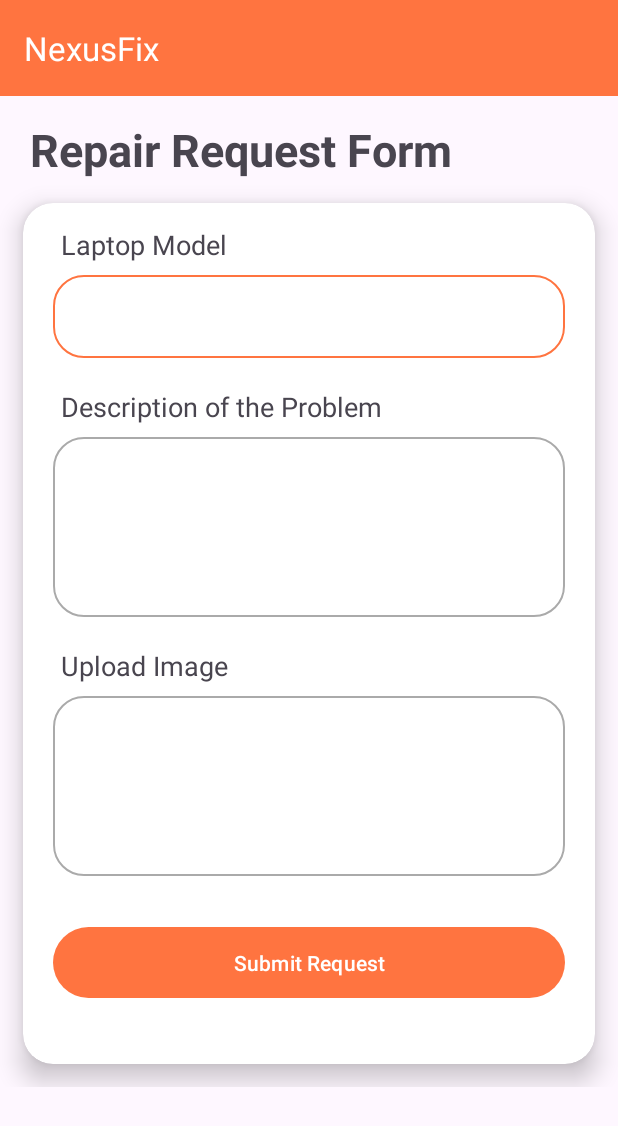
After one commit to hargun-singh-khera/NexusFix, an Android app: the layout activity_main5.xml on its own in the app's theme, with its tools: preview values and no code run, on a phone screen of 412 x 824 dp. The commit adds this screen. Shown: the top 1126 px of the screen. Run offline under Robolectric (Android 15) with nearby library versions, the phone set to English and light mode, and no system bars.

Commit message:
second commit

```diff
--- a/app/build.gradle.kts
+++ b/app/build.gradle.kts
@@ -45,6 +45,7 @@ dependencies {
     implementation("com.google.firebase:firebase-auth:22.3.1")
     implementation("com.google.firebase:firebase-database:20.3.0")
     implementation("com.google.firebase:firebase-analytics:21.5.0")
+    implementation("androidx.activity:activity:1.8.0")
     testImplementation("junit:junit:4.13.2")
     androidTestImplementation("androidx.test.ext:junit:1.1.5")
     androidTestImplementation("androidx.test.espresso:espresso-core:3.5.1")
--- a/app/src/main/AndroidManifest.xml
+++ b/app/src/main/AndroidManifest.xml
@@ -13,6 +13,9 @@
         android:theme="@style/Theme.LaptopRepairApp"
         tools:targetApi="31">
         <activity
+            android:name=".MainActivity"
+            android:exported="false" />
+        <activity
             android:name=".MainActivity4"
             android:exported="false" />
         <activity
@@ -22,7 +25,7 @@
             android:name=".MainActivity2"
             android:exported="false" />
         <activity
-            android:name=".MainActivity"
+            android:name=".MainActivity5"
             android:exported="true">
             <intent-filter>
                 <action android:name="android.intent.action.MAIN" />
--- a/app/src/main/java/com/example/laptoprepairapp/UserModel.kt
+++ b/app/src/main/java/com/example/laptoprepairapp/UserModel.kt
@@ -3,5 +3,6 @@ package com.example.laptoprepairapp
 data class UserModel(
     var userId: String?= null,
     var userName: String?= null,
+    var userEmail: String?= null,
     var userMobileNumber: String?= null,
 )
--- /dev/null
+++ b/app/src/main/res/drawable/baseline_file_upload_24.xml
@@ -0,0 +1,5 @@
+<vector xmlns:android="http://schemas.android.com/apk/res/android" android:height="24dp" android:tint="#000000" android:viewportHeight="24" android:viewportWidth="24" android:width="24dp">
+
+    <path android:fillColor="@android:color/white" android:pathData="M9,16h6v-6h4l-7,-7 -7,7h4zM5,18h14v2L5,20z"/>
+
+</vector>
--- /dev/null
+++ b/app/src/main/res/drawable/edit_background2.xml
@@ -0,0 +1,18 @@
+<?xml version="1.0" encoding="utf-8"?>
+<selector xmlns:android="http://schemas.android.com/apk/res/android">
+    <item android:state_enabled="true" android:state_focused="true">
+        <shape android:shape="rectangle">
+<!--            <solid android:color="#03000000" />-->
+            <corners android:radius="20dp" />
+            <stroke android:color="@color/orange" android:width="1dp" />
+        </shape>
+    </item>
+
+    <item android:state_enabled="true" android:state_focused="false">
+        <shape android:shape="rectangle">
+<!--            <solid android:color="#03000000" />-->
+            <corners android:radius="20dp" />
+            <stroke android:color="@android:color/darker_gray" android:width="1dp" />
+        </shape>
+    </item>
+</selector>
--- /dev/null
+++ b/app/src/main/res/layout/activity_main5.xml
@@ -0,0 +1,125 @@
+<?xml version="1.0" encoding="utf-8"?>
+<LinearLayout xmlns:android="http://schemas.android.com/apk/res/android"
+    xmlns:app="http://schemas.android.com/apk/res-auto"
+    xmlns:tools="http://schemas.android.com/tools"
+    android:layout_width="match_parent"
+    android:layout_height="match_parent"
+    android:orientation="vertical"
+    tools:context=".MainActivity5">
+
+    <androidx.appcompat.widget.Toolbar
+        android:id="@+id/toolbar"
+        android:layout_width="match_parent"
+        android:layout_height="?attr/actionBarSize"
+        app:title="NexusFix"
+        android:background="@color/orange"
+        android:theme="@style/ThemeOverlay.AppCompat.Dark"
+        tools:ignore="MissingConstraints" />
+
+    <ScrollView
+        android:layout_width="match_parent"
+        android:layout_height="700dp">
+
+        <LinearLayout
+            android:layout_width="match_parent"
+            android:layout_height="700dp"
+            android:orientation="vertical">
+
+            <TextView
+                android:layout_width="match_parent"
+                android:layout_height="wrap_content"
+                android:text="Repair Request Form"
+                android:layout_marginLeft="20dp"
+                android:layout_marginRight="20dp"
+                android:layout_marginTop="15dp"
+                android:textSize="30sp"
+                android:textStyle="bold" />
+
+            <androidx.cardview.widget.CardView
+                android:layout_width="match_parent"
+                android:layout_height="wrap_content"
+                android:layout_margin="15dp"
+                app:cardElevation="10dp"
+                app:cardCornerRadius="20dp">
+
+                <RelativeLayout
+                    android:layout_width="match_parent"
+                    android:layout_height="wrap_content">
+
+                    <TextView
+                        android:id="@+id/tvLaptopModel"
+                        android:layout_width="wrap_content"
+                        android:layout_height="wrap_content"
+                        android:layout_marginStart="25dp"
+                        android:layout_marginTop="15dp"
+                        android:textSize="18sp"
+                        android:text="Laptop Model" />
+
+                    <EditText
+                        android:id="@+id/etLaptopModel"
+                        android:layout_width="match_parent"
+                        android:layout_height="55dp"
+                        android:background="@drawable/edit_background2"
+                        android:layout_below="@+id/tvLaptopModel"
+                        android:paddingStart="20dp"
+                        android:layout_marginStart="20dp"
+                        android:layout_marginEnd="20dp"
+                        android:layout_marginTop="8dp"/>
+
+                    <TextView
+                        android:id="@+id/tvLaptopProblem"
+                        android:layout_width="wrap_content"
+                        android:layout_height="wrap_content"
+                        android:layout_marginStart="25dp"
+                        android:layout_marginTop="20dp"
+                        android:layout_below="@+id/etLaptopModel"
+                        android:textSize="18sp"
+                        android:text="Description of the Problem" />
+
+                    <EditText
+                        android:id="@+id/etLaptopProblem"
+                        android:layout_width="match_parent"
+                        android:layout_height="120dp"
+                        android:background="@drawable/edit_background2"
+                        android:layout_below="@+id/tvLaptopProblem"
+                        android:paddingStart="20dp"
+                        android:layout_marginStart="20dp"
+                        android:layout_marginEnd="20dp"
+                        android:layout_marginTop="8dp"/>
+
+                    <TextView
+                        android:id="@+id/tvLaptopImage"
+                        android:layout_width="wrap_content"
+                        android:layout_height="wrap_content"
+                        android:layout_marginStart="25dp"
+                        android:layout_marginTop="20dp"
+                        android:layout_below="@+id/etLaptopProblem"
+                        android:textSize="18sp"
+                        android:text="Upload Image" />
+
+                    <EditText
+                        android:id="@+id/etLaptopImage"
+                        android:layout_width="match_parent"
+                        android:layout_height="120dp"
+                        android:background="@drawable/edit_background2"
+                        android:layout_below="@+id/tvLaptopImage"
+                        android:paddingStart="20dp"
+                        android:layout_marginStart="20dp"
+                        android:layout_marginEnd="20dp"
+                        android:layout_marginTop="8dp"/>
+
+                    <Button
+                        android:id="@+id/btnSubmitRequest"
+                        android:layout_width="match_parent"
+                        android:layout_height="55dp"
+                        android:text="Submit Request"
+                        android:layout_below="@+id/etLaptopImage"
+                        android:layout_marginBottom="40dp"
+                        android:layout_marginStart="20dp"
+                        android:layout_marginEnd="20dp"
+                        android:layout_marginTop="30dp" />
+                </RelativeLayout>
+            </androidx.cardview.widget.CardView>
+        </LinearLayout>
+    </ScrollView>
+</LinearLayout>
```
Also changed, not shown: app/src/main/java/com/example/laptoprepairapp/MainActivity.kt (+8 -0 lines), app/src/main/java/com/example/laptoprepairapp/MainActivity2.kt (+11 -2 lines), app/src/main/java/com/example/laptoprepairapp/MainActivity3.kt (+18 -3 lines), app/src/main/java/com/example/laptoprepairapp/MainActivity4.kt (+11 -0 lines), app/src/main/java/com/example/laptoprepairapp/MainActivity5.kt (added, +14 -0 lines), app/src/main/res/layout/activity_main4.xml (+91 -2 lines), app/src/main/res/drawable/img5.png (added), app/src/main/res/drawable/img6.png (added).
